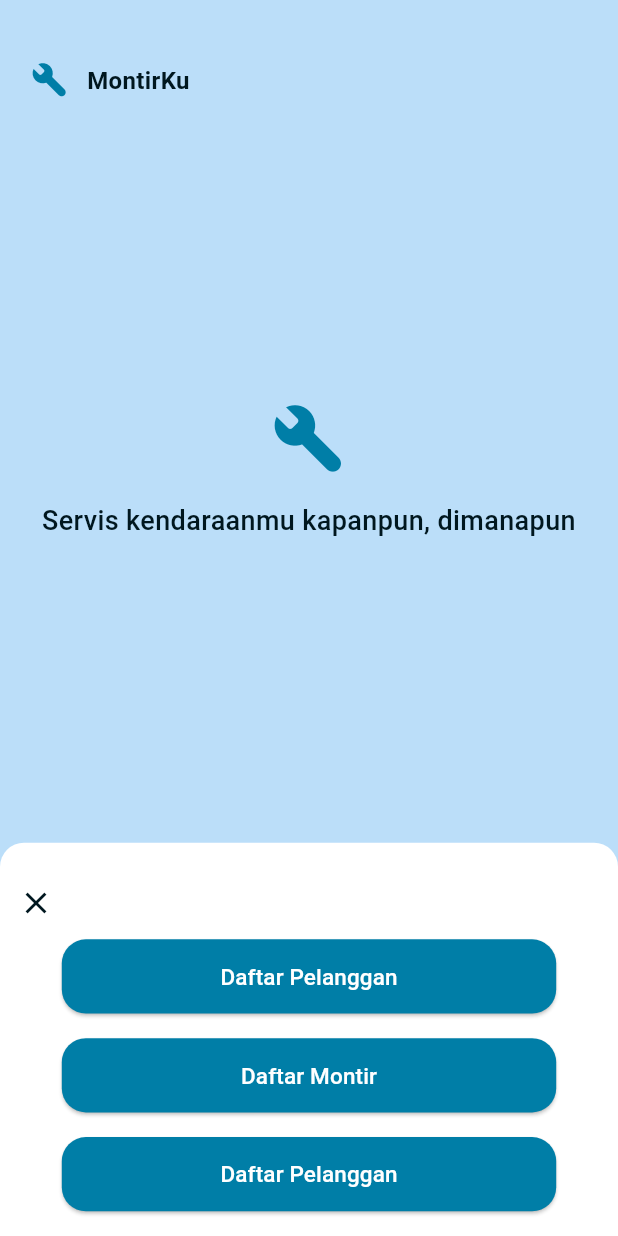
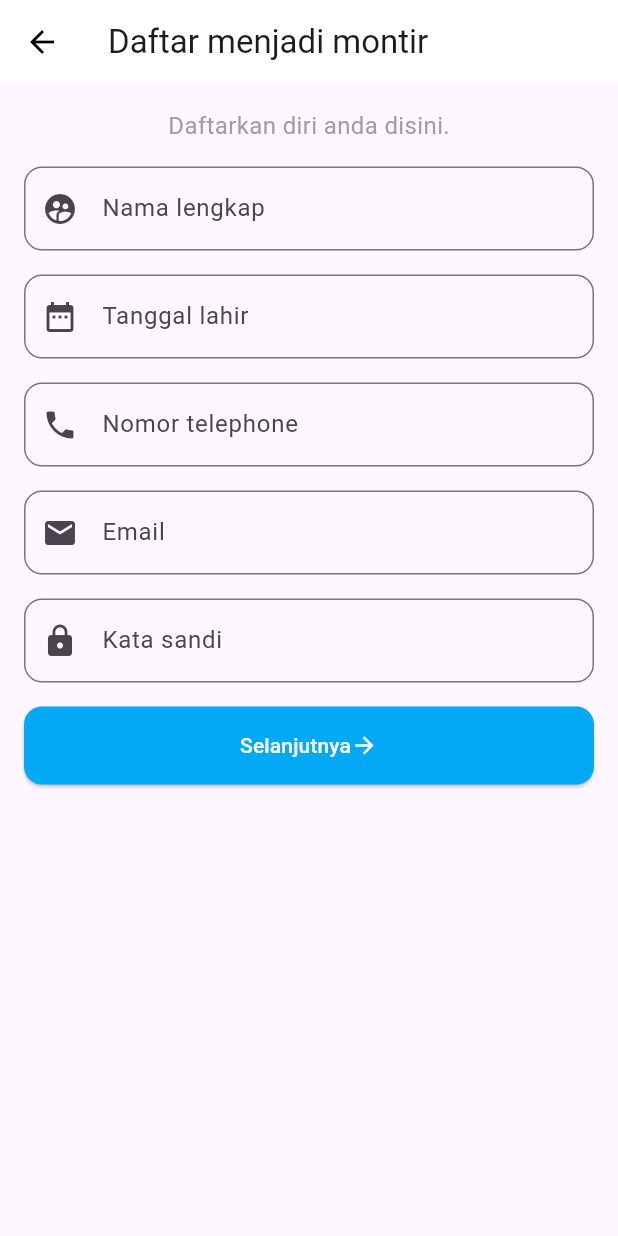
Before and after one commit to Fadhil-AS/MontirKu, a Flutter app: the PilihDaftar screen opened directly, after a tap on "Daftar Montir", on a phone screen of 412 x 824 dp. Run offline on Flutter 3.47's test engine with Material 3 defaults, Android fonts, the phone set to English and light mode, and no system bars; our stand-ins replace image_picker, webview_flutter.

Commit message:
update pendaftaran

```diff
--- /dev/null
+++ b/lib/pages/login/daftarMontir.dart
@@ -0,0 +1,132 @@
+import 'package:flutter/material.dart';
+import 'package:montirku/pages/login/daftarMontirEmail.dart';
+import 'package:flutter/services.dart';
+
+class DaftarMontir extends StatelessWidget {
+  final TextEditingController _dateController = TextEditingController();
+
+  @override
+  Widget build(BuildContext context) {
+    return Scaffold(
+      appBar: AppBar(
+        title: Text('Daftar menjadi montir'),
+        backgroundColor: Colors.white,
+        elevation: 0,
+        iconTheme: IconThemeData(color: Colors.black),
+      ),
+      body: SingleChildScrollView(
+        child: Padding(
+          padding: const EdgeInsets.all(16.0),
+          child: Column(
+            children: [
+              Text('Daftarkan diri anda disini.',
+                  style: TextStyle(fontSize: 16, color: Colors.grey)),
+              SizedBox(height: 16),
+              TextField(
+                decoration: InputDecoration(
+                  labelText: 'Nama lengkap',
+                  prefixIcon: Icon(Icons.supervised_user_circle_rounded),
+                  border: OutlineInputBorder(
+                    borderRadius: BorderRadius.circular(12),
+                  ),
+                ),
+              ),
+              SizedBox(height: 16),
+              TextField(
+                controller: _dateController, // Gunakan controller untuk tanggal
+                readOnly: true, // Agar tidak dapat diketik langsung
+                decoration: InputDecoration(
+                  labelText: 'Tanggal lahir',
+                  prefixIcon: Icon(Icons.date_range),
+                  border: OutlineInputBorder(
+                    borderRadius: BorderRadius.circular(12),
+                  ),
+                ),
+                onTap: () async {
+                  DateTime? pickedDate = await showDatePicker(
+                    context: context,
+                    initialDate: DateTime.now(),
+                    firstDate: DateTime(1900), // Batas awal tanggal
+                    lastDate: DateTime.now(), // Batas akhir tanggal
+                  );
+
+                  if (pickedDate != null) {
+                    // Jika pengguna memilih tanggal
+                    _dateController.text =
+                        "${pickedDate.day}/${pickedDate.month}/${pickedDate.year}";
+                  }
+                },
+              ),
+              SizedBox(height: 16),
+              TextField(
+                keyboardType: TextInputType
+                    .number, // Menentukan jenis keyboard hanya angka
+                decoration: InputDecoration(
+                  labelText: 'Nomor telephone',
+                  prefixIcon: Icon(Icons.phone),
+                  border: OutlineInputBorder(
+                    borderRadius: BorderRadius.circular(12),
+                  ),
+                ),
+                inputFormatters: [
+                  FilteringTextInputFormatter.digitsOnly,
+                ],
+              ),
+              SizedBox(height: 16),
+              TextField(
+                keyboardType: TextInputType.emailAddress,
+                decoration: InputDecoration(
+                  labelText: 'Email',
+                  hintText: 'user@gmail.com',
+                  prefixIcon: Icon(Icons.email),
+                  border: OutlineInputBorder(
+                    borderRadius: BorderRadius.circular(12),
+                  ),
+                ),
+              ),
+              SizedBox(height: 16),
+              TextField(
+                decoration: InputDecoration(
+                  labelText: 'Kata sandi',
+                  prefixIcon: Icon(Icons.lock),
+                  border: OutlineInputBorder(
+                    borderRadius: BorderRadius.circular(12),
+                  ),
+                ),
+                obscureText: true,
+              ),
+              SizedBox(height: 16),
+              ElevatedButton(
+                onPressed: () {
+                  Navigator.push(
+                    context,
+                    MaterialPageRoute(
+                        builder: (context) => DaftarMontirEmail()),
+                  );
+                },
+                style: ElevatedButton.styleFrom(
+                  backgroundColor: Colors.lightBlue, // Warna biru muda
+                  shape: RoundedRectangleBorder(
+                    borderRadius:
+                        BorderRadius.circular(12), // Radius sudut tombol
+                  ),
+                  padding: EdgeInsets.symmetric(vertical: 16), // Padding tombol
+                ),
+                child: Row(
+                  mainAxisAlignment: MainAxisAlignment.center,
+                  children: [
+                    Text('Selanjutnya', style: TextStyle(color: Colors.white)),
+                    Icon(
+                      Icons.arrow_forward,
+                      color: Colors.white,
+                    ),
+                  ],
+                ),
+              ),
+            ],
+          ),
+        ),
+      ),
+    );
+  }
+}
--- a/lib/pages/login/pilihdaftar.dart
+++ b/lib/pages/login/pilihdaftar.dart
@@ -1,5 +1,7 @@
 import 'package:flutter/material.dart';
 import 'package:montirku/pages/Login/daftarpelanggan.dart';
+import 'package:montirku/pages/Login/daftarMontir.dart';
+import 'package:montirku/pages/Login/daftarBengkel.dart';
 
 class PilihDaftar extends StatelessWidget {
   const PilihDaftar({Key? key}) : super(key: key);
@@ -126,7 +128,12 @@ class PilihDaftar extends StatelessWidget {
                   height: screenHeight * 0.06,
                   child: ElevatedButton(
                     onPressed: () {
-                      // Tambahkan logika untuk daftar
+                      Navigator.push(
+                        context,
+                        MaterialPageRoute(
+                          builder: (context) => DaftarMontir(),
+                        ),
+                      );
                     },
                     style: ElevatedButton.styleFrom(
                       shape: RoundedRectangleBorder(
@@ -144,7 +151,12 @@ class PilihDaftar extends StatelessWidget {
                   height: screenHeight * 0.06,
                   child: ElevatedButton(
                     onPressed: () {
-                      // Tambahkan logika untuk daftar
+                      Navigator.push(
+                        context,
+                        MaterialPageRoute(
+                          builder: (context) => DaftarBengkel(),
+                        ),
+                      );
                     },
                     style: ElevatedButton.styleFrom(
                       shape: RoundedRectangleBorder(
@@ -152,7 +164,7 @@ class PilihDaftar extends StatelessWidget {
                       ),
                       backgroundColor: Color(0xFF007EA7),
                     ),
-                    child: const Text('Daftar Pelanggan',
+                    child: const Text('Daftar Bengkel',
                         style: TextStyle(color: Colors.white, fontSize: 15)),
                   ),
                 ),
```
Also changed, not shown: lib/pages/login/daftarBengkel.dart (added, +114 -0 lines), lib/pages/login/daftarBengkelEmail.dart (added, +104 -0 lines), lib/pages/login/daftarMontirEmail.dart (added, +104 -0 lines), lib/pages/montir/profileMontir.dart (+19 -0 lines).
